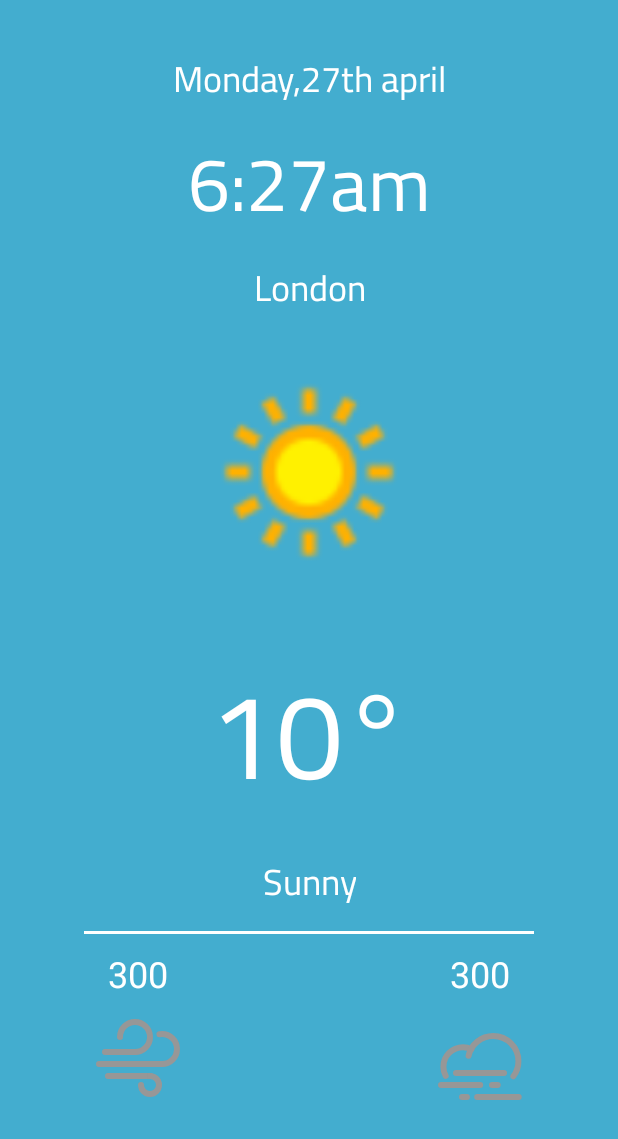
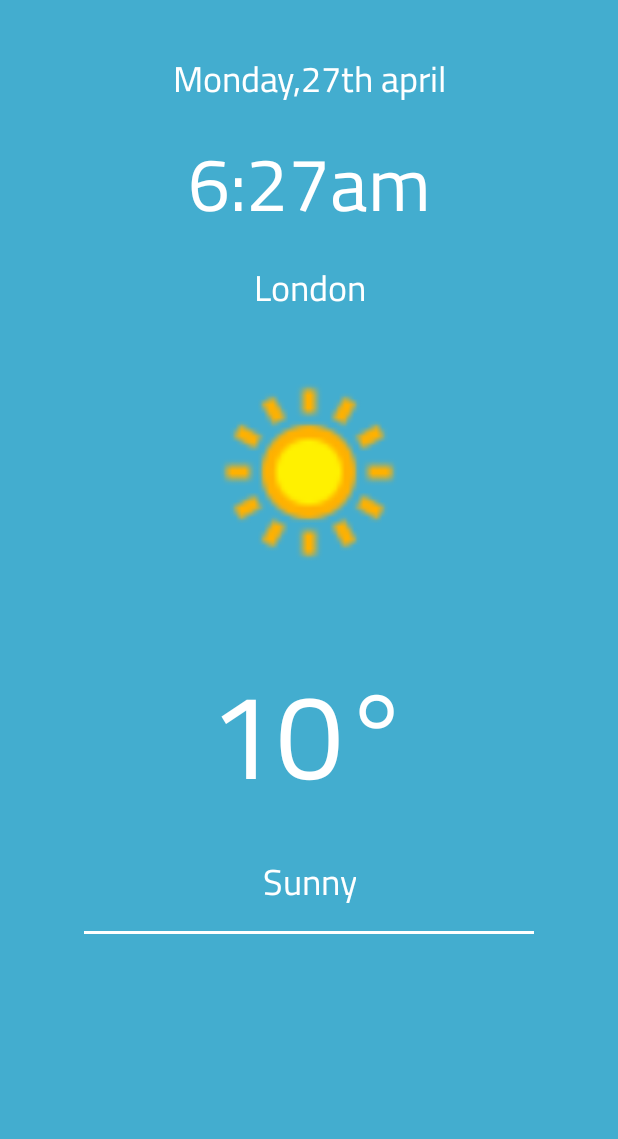
Before and after one commit to chikhZE/Weather-app, an Android app: the layout activity_info.xml on its own in the app's theme, with its tools: preview values and no code run, on a phone screen of 412 x 824 dp. Shown: the top 1139 px of the screen. Run offline under Robolectric (Android 15) with nearby library versions, the phone set to English and light mode, and no system bars.

Commit message:
update the design

```diff
--- a/app/src/main/res/layout/activity_info.xml
+++ b/app/src/main/res/layout/activity_info.xml
@@ -108,51 +108,6 @@
                 app:layout_constraintStart_toStartOf="parent"
                 app:layout_constraintTop_toBottomOf="@+id/how" />
 
-            <TextView
-                android:id="@+id/textView7"
-                android:layout_width="64dp"
-                android:layout_height="wrap_content"
-                android:layout_marginStart="40dp"
-                android:layout_marginTop="10dp"
-                android:gravity="center"
-                android:text="300"
-                android:textColor="#Fff"
-                android:textSize="24sp"
-                app:layout_constraintStart_toStartOf="parent"
-                app:layout_constraintTop_toBottomOf="@+id/textView6" />
-
-            <TextView
-                android:id="@+id/textView8"
-                android:layout_width="64dp"
-                android:layout_height="wrap_content"
-                android:layout_marginTop="10dp"
-                android:layout_marginEnd="40dp"
-                android:gravity="center"
-                android:text="300"
-                android:textColor="#Fff"
-                android:textSize="24sp"
-                app:layout_constraintEnd_toEndOf="parent"
-                app:layout_constraintTop_toBottomOf="@+id/textView6" />
-
-            <ImageView
-                android:id="@+id/imageView2"
-                android:layout_width="64dp"
-                android:layout_height="64dp"
-                android:layout_marginStart="40dp"
-                android:layout_marginTop="10dp"
-                app:layout_constraintStart_toStartOf="parent"
-                app:layout_constraintTop_toBottomOf="@+id/textView7"
-                app:srcCompat="@drawable/wind" />
-
-            <ImageView
-                android:id="@+id/imageView3"
-                android:layout_width="64dp"
-                android:layout_height="64dp"
-                android:layout_marginTop="10dp"
-                android:layout_marginEnd="40dp"
-                app:layout_constraintEnd_toEndOf="parent"
-                app:layout_constraintTop_toBottomOf="@+id/textView8"
-                app:srcCompat="@drawable/cloud" />
         </androidx.constraintlayout.widget.ConstraintLayout>
     </LinearLayout>
 </androidx.constraintlayout.widget.ConstraintLayout>
```
